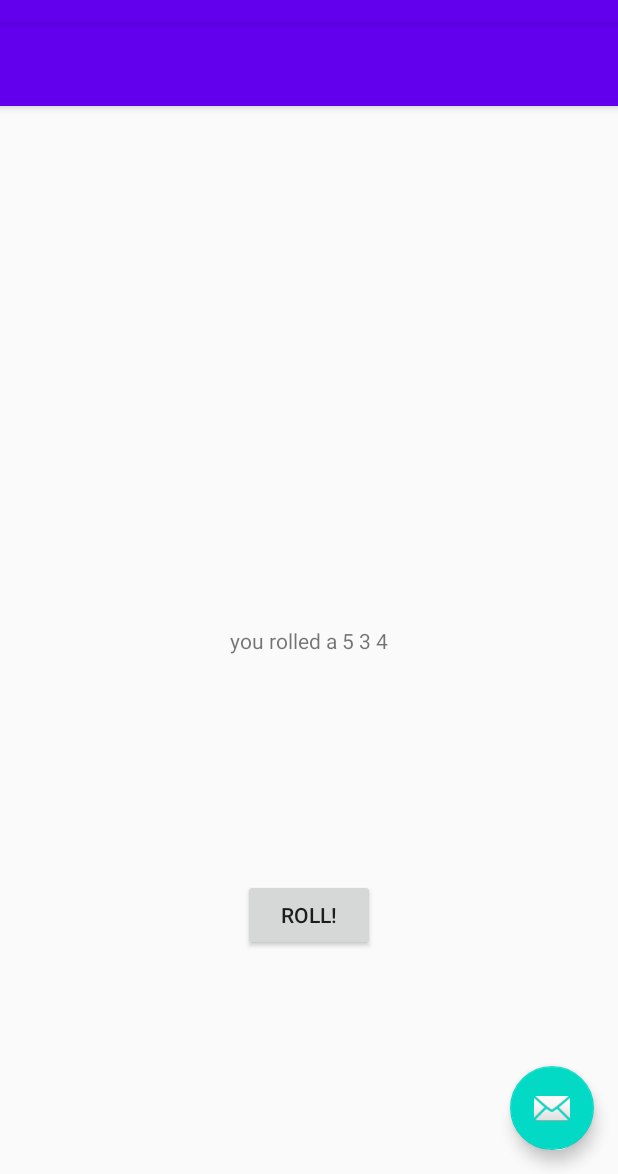
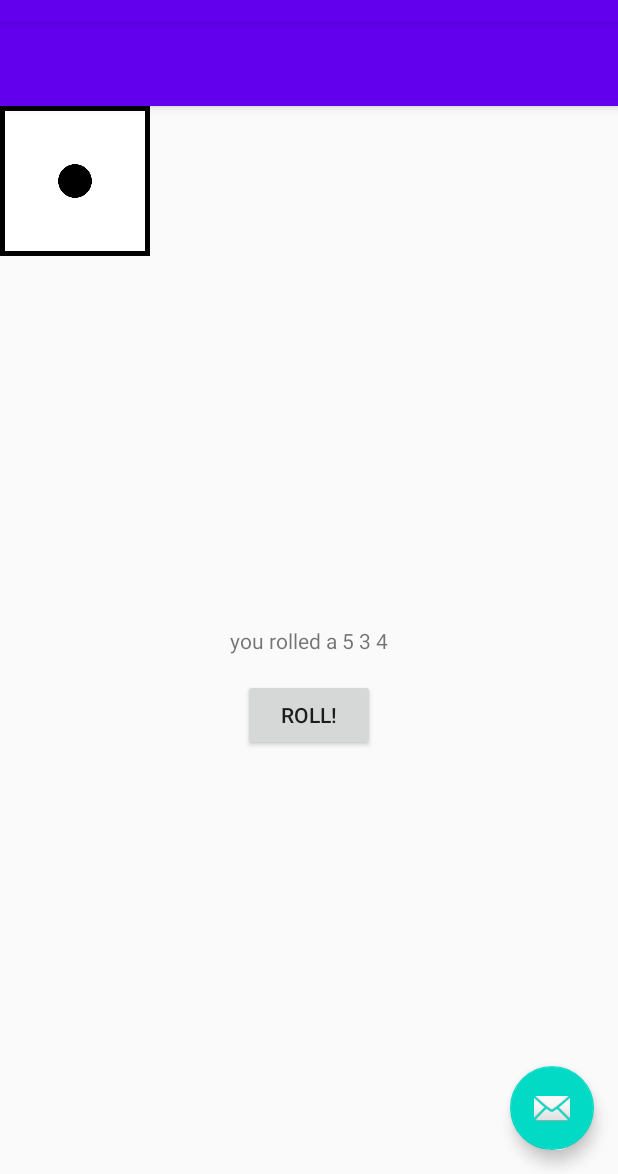
Before and after one commit to AbdoliSepehr8AMO1/DiceOut, an Android app: the MainActivity screen opened directly, with no data from a screen before it, after a tap on "ROLL!", on a phone screen of 412 x 824 dp, the part 62-1236 px from its top. Run offline under Robolectric (Android 15) with nearby library versions, the phone set to English and light mode, and no system bars; 1 statement that could not run was skipped.

Commit message:
Hoofdstuk af maar de images laden niet terwijl ik alles van de tutorial na maakte

```diff
--- a/app/src/main/res/layout/activity_main.xml
+++ b/app/src/main/res/layout/activity_main.xml
@@ -20,6 +20,7 @@
 
     </com.google.android.material.appbar.AppBarLayout>
 
+
     <include layout="@layout/content_main" />
 
     <com.google.android.material.floatingactionbutton.FloatingActionButton
--- a/app/src/main/res/layout/content_main.xml
+++ b/app/src/main/res/layout/content_main.xml
@@ -14,7 +14,7 @@
         app:layout_constraintBottom_toBottomOf="parent"
         app:layout_constraintEnd_toEndOf="parent"
         app:layout_constraintStart_toStartOf="parent"
-        app:layout_constraintTop_toBottomOf="@+id/rollResult"
+        app:layout_constraintTop_toBottomOf="@+id/die2Image"
         android:onClick="rollDice"
         />
 
@@ -28,4 +28,35 @@
         app:layout_constraintStart_toStartOf="parent"
         app:layout_constraintTop_toTopOf="parent" />
 
+
+    <ImageView
+        android:id="@+id/die1Image"
+        android:layout_width="100dp"
+        android:layout_height="100dp"
+        android:layout_below="@id/rollResult"
+        android:layout_alignParentLeft="true"
+        android:src="@drawable/die_1"
+        tools:layout_editor_absoluteX="16dp"
+        tools:layout_editor_absoluteY="16dp" />
+
+    <ImageView
+        android:id="@+id/die2Image"
+        android:layout_width="100dp"
+        android:layout_height="100dp"
+        android:layout_below="@id/rollResult"
+        android:layout_centerHorizontal="true"
+        android:src="@drawable/die_1"
+        tools:layout_editor_absoluteX="295dp"
+        tools:layout_editor_absoluteY="16dp" />
+
+    <ImageView
+        android:id="@+id/die3Image"
+        android:layout_width="100dp"
+        android:layout_height="100dp"
+        android:layout_below="@id/rollResult"
+        android:layout_alignParentRight="true"
+        android:src="@drawable/die_1"
+        tools:layout_editor_absoluteX="155dp"
+        tools:layout_editor_absoluteY="16dp" />
+
 </androidx.constraintlayout.widget.ConstraintLayout>
```
Also changed, not shown: app/src/main/res/drawable/die_1.png (added), app/src/main/res/drawable/die_2.png (added), app/src/main/res/drawable/die_3.png (added), app/src/main/res/drawable/die_4.png (added), app/src/main/res/drawable/die_5.png (added), app/src/main/res/drawable/die_6.png (added).
